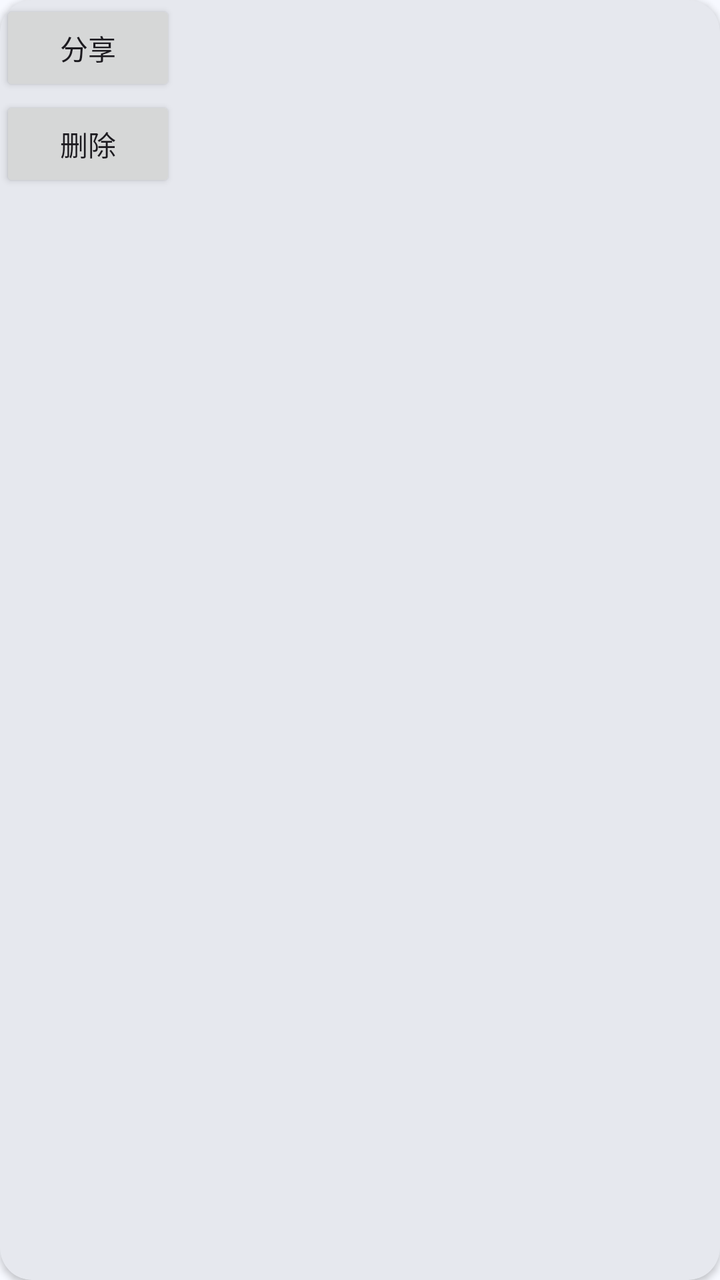
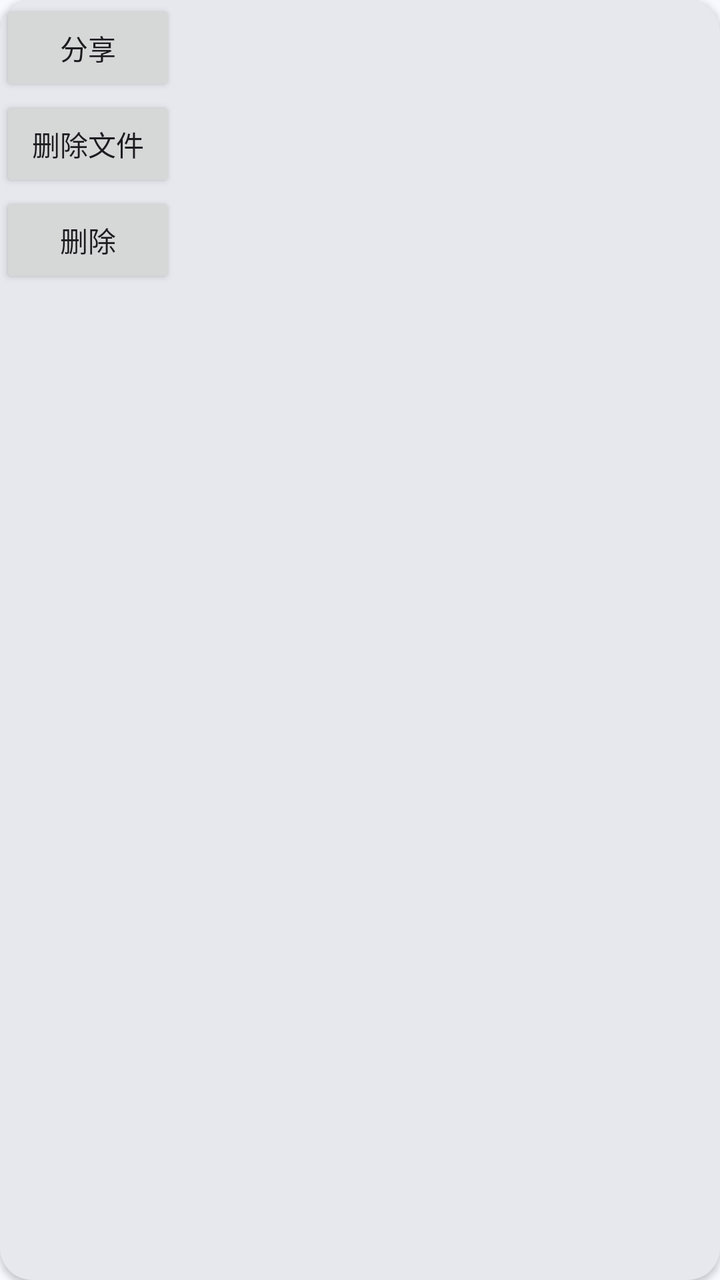

An Android layout rendered at two revisions. The XML below is the earlier revision; the diff shows what the commit changed to produce the second picture.
<!-- AndroidManifest.xml: application theme Theme.LinkToComputer -->
<!-- res/layout/transmit_message_action_menu_file.xml -->
<?xml version="1.0" encoding="utf-8"?>
<androidx.cardview.widget.CardView xmlns:android="http://schemas.android.com/apk/res/android"
    android:layout_width="match_parent"
    android:layout_height="match_parent"
    xmlns:app="http://schemas.android.com/apk/res-auto"
    app:cardCornerRadius="16dp"
    app:cardBackgroundColor="?attr/colorSurfaceContainerHigh">
    <LinearLayout
        android:layout_width="wrap_content"
        android:layout_height="wrap_content"
        android:orientation="vertical">
        <Button
            android:layout_width="match_parent"
            android:layout_height="wrap_content"
            android:id="@+id/long_click_menu_action_share"
            android:text="@string/text_share"/>
        <Button
            android:layout_width="match_parent"
            android:layout_height="wrap_content"
            android:id="@+id/long_click_menu_action_delete"
            android:text="@string/text_delete"/>





    </LinearLayout>
</androidx.cardview.widget.CardView>
<!-- resources referenced by this layout -->
<resources>
  <string name="text_delete">删除</string>
  <string name="text_share">分享</string>
  <style name="Theme.LinkToComputer" parent="Base.Theme.LinkToComputer" />
  <color name="md_theme_primary">#2D628B</color>
  <color name="md_theme_onPrimary">#FFFFFF</color>
  <color name="md_theme_primaryContainer">#CDE5FF</color>
  <color name="md_theme_onPrimaryContainer">#0A4A72</color>
  <color name="md_theme_secondary">#51606F</color>
  <color name="md_theme_onSecondary">#FFFFFF</color>
  <color name="md_theme_secondaryContainer">#D4E4F6</color>
  <color name="md_theme_onSecondaryContainer">#394857</color>
  <color name="md_theme_tertiary">#67587A</color>
  <color name="md_theme_onTertiary">#FFFFFF</color>
  <color name="md_theme_tertiaryContainer">#EEDCFF</color>
  <color name="md_theme_onTertiaryContainer">#4F4061</color>
  <color name="md_theme_error">#BA1A1A</color>
  <color name="md_theme_onError">#FFFFFF</color>
  <color name="md_theme_errorContainer">#FFDAD6</color>
  <color name="md_theme_onErrorContainer">#93000A</color>
  <color name="md_theme_background">#F7F9FF</color>
  <color name="md_theme_onBackground">#181C20</color>
  <color name="md_theme_surface">#F7F9FF</color>
  <color name="md_theme_onSurface">#181C20</color>
  <color name="md_theme_surfaceVariant">#DEE3EB</color>
  <color name="md_theme_onSurfaceVariant">#42474E</color>
  <color name="md_theme_outline">#72787E</color>
  <color name="md_theme_outlineVariant">#C2C7CF</color>
  <color name="md_theme_inverseSurface">#2D3135</color>
  <color name="md_theme_inverseOnSurface">#EEF1F6</color>
  <color name="md_theme_inversePrimary">#9ACBFA</color>
  <color name="md_theme_primaryFixed">#CDE5FF</color>
  <color name="md_theme_onPrimaryFixed">#001D32</color>
  <color name="md_theme_primaryFixedDim">#9ACBFA</color>
  <color name="md_theme_onPrimaryFixedVariant">#0A4A72</color>
  <color name="md_theme_secondaryFixed">#D4E4F6</color>
  <color name="md_theme_onSecondaryFixed">#0D1D2A</color>
  <color name="md_theme_secondaryFixedDim">#B9C8DA</color>
  <color name="md_theme_onSecondaryFixedVariant">#394857</color>
  <color name="md_theme_tertiaryFixed">#EEDCFF</color>
  <color name="md_theme_onTertiaryFixed">#221533</color>
  <color name="md_theme_tertiaryFixedDim">#D2BFE7</color>
  <color name="md_theme_onTertiaryFixedVariant">#4F4061</color>
  <color name="md_theme_surfaceDim">#D7DADF</color>
  <color name="md_theme_surfaceBright">#F7F9FF</color>
  <color name="md_theme_surfaceContainerLowest">#FFFFFF</color>
  <color name="md_theme_surfaceContainerLow">#F1F4F9</color>
  <color name="md_theme_surfaceContainer">#EBEEF3</color>
  <color name="md_theme_surfaceContainerHigh">#E6E8EE</color>
  <color name="md_theme_surfaceContainerHighest">#E0E2E8</color>
  <!-- unchanged entries left out for length: 1 -->
</resources>

<!-- the commit's change to res/layout/transmit_message_action_menu_file.xml (unified diff, before → after) -->
@@ -17,12 +17,12 @@
         <Button
             android:layout_width="match_parent"
             android:layout_height="wrap_content"
+            android:id="@+id/long_click_menu_action_delete_file"
+            android:text="@string/text_delete_file"/>
+        <Button
+            android:layout_width="match_parent"
+            android:layout_height="wrap_content"
             android:id="@+id/long_click_menu_action_delete"
             android:text="@string/text_delete"/>
-
-
-
-
-
     </LinearLayout>
 </androidx.cardview.widget.CardView>
<!-- resource entries referenced after the edit -->
@@ -1,6 +1,7 @@
 <!-- resources referenced by this layout -->
 <resources>
   <string name="text_delete">删除</string>
+  <string name="text_delete_file">删除文件</string>
   <string name="text_share">分享</string>
   <style name="Theme.LinkToComputer" parent="Base.Theme.LinkToComputer" />
   <color name="md_theme_primary">#2D628B</color>
